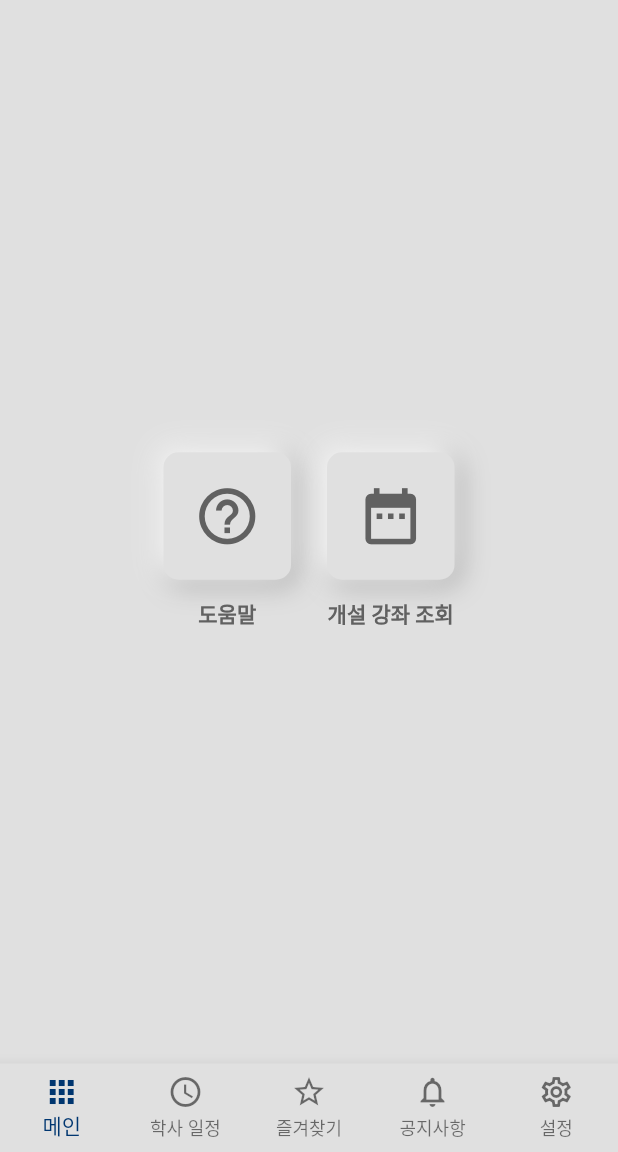
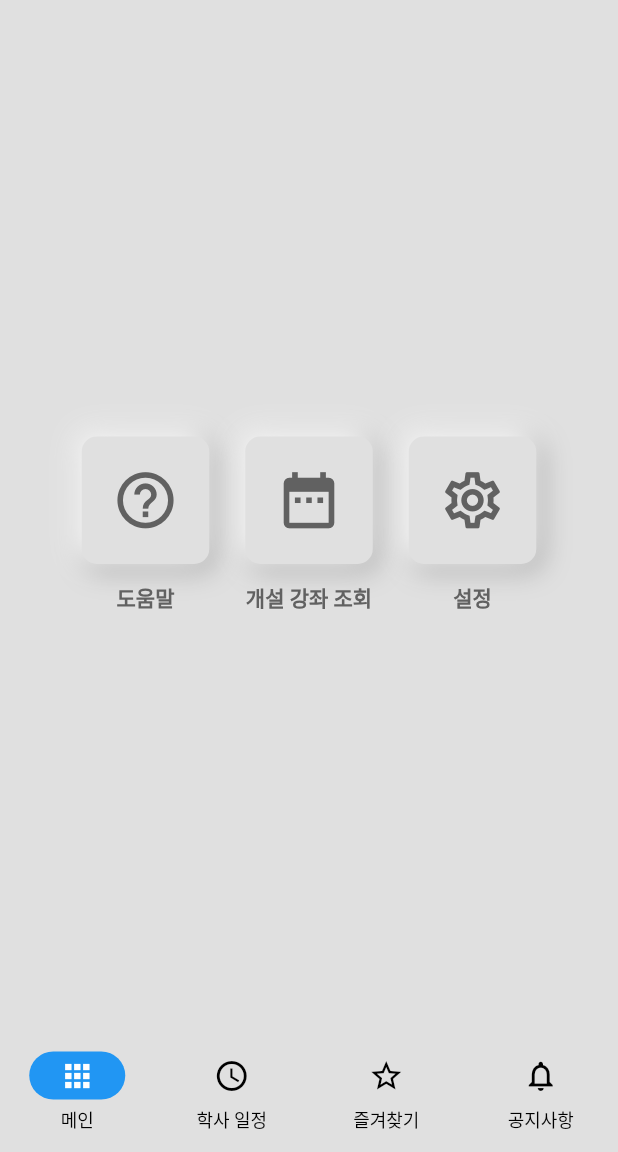
Before and after one commit to sun30812/suwon_mate, a Flutter app: the screen it shows after launch, on a phone screen of 412 x 824 dp, the part 84-1236 px from its top. Run offline on Flutter 3.47's test engine with Material 2 defaults, Android fonts, the phone set to English and light mode, and no system bars; our stand-ins replace firebase_core, firebase_database, firebase_remote_config, flutter_html, flutter_riverpod, go_router and 2 more; accounts and stored records are empty.

Commit message:
하단 탭 바 디자인 변경
material3디자인 적용 및 지침에 의거 설정 탭 제거

```diff
--- a/lib/main.dart
+++ b/lib/main.dart
@@ -112,7 +112,8 @@ class App extends ConsumerWidget {
             colorScheme: ThemeData().colorScheme.copyWith(
                 secondary: const Color.fromARGB(255, 0, 54, 112),
                 onSecondary: const Color.fromARGB(255, 0, 54, 112),
-                primary: const Color.fromARGB(255, 0, 54, 112))),
+                primary: const Color.fromARGB(255, 0, 54, 112))
+        ),
         title: '수원 메이트',
         routerConfig: _routes);
   }
@@ -129,19 +130,21 @@ class MainPage extends StatefulWidget {
 
 class _MainPageState extends State<MainPage> {
   /// 앱 하단에 표시되는 버튼
-  List<BottomNavigationBarItem> shortcuts = const [
-    BottomNavigationBarItem(icon: Icon(Icons.apps), label: '메인'),
-    BottomNavigationBarItem(
+  List<Widget> shortcuts = const [
+    NavigationDestination(
+        icon: Icon(Icons.apps_outlined), label: '메인', tooltip: '메인'),
+    NavigationDestination(
         icon: Icon(Icons.schedule_outlined), label: '학사 일정', tooltip: '학사 일정'),
-    BottomNavigationBarItem(
+    NavigationDestination(
         icon: Icon(Icons.star_border_outlined),
+        selectedIcon: Icon(Icons.star),
         label: '즐겨찾기',
         tooltip: '즐겨찾는 과목'),
-    BottomNavigationBarItem(
+    NavigationDestination(
         icon: Icon(Icons.notifications_none_outlined),
+        selectedIcon: Icon(Icons.notifications),
         label: '공지사항',
         tooltip: '학교 공지사항'),
-    BottomNavigationBarItem(icon: Icon(Icons.settings_outlined), label: '설정'),
   ];
 
   /// 앱 하단의 몇번째 버튼이 눌렸는지에 대한 정보를 가진 변수
@@ -170,12 +173,11 @@ class _MainPageState extends State<MainPage> {
                 icon: const Icon(Icons.clear_all))
           ],
         ),
-        bottomNavigationBar: BottomNavigationBar(
-          type: BottomNavigationBarType.fixed,
+        bottomNavigationBar: NavigationBar(
           backgroundColor: Colors.grey[300],
-          items: shortcuts,
-          currentIndex: _pageIndex,
-          onTap: (value) => setState(() {
+          destinations: shortcuts,
+          selectedIndex: _pageIndex,
+          onDestinationSelected: (value) => setState(() {
             _pageIndex = value;
           }),
         ),
@@ -206,7 +208,7 @@ class _MainPageState extends State<MainPage> {
         return const SchedulePage();
       case 2:
         return const FavoriteSubjectPage();
-      case 3:
+      default:
         return FutureBuilder(
             future: getSettings(),
             builder: (context, snapshot) {
@@ -234,8 +236,6 @@ class _MainPageState extends State<MainPage> {
                 return const NoticePage();
               }
             });
-      default:
-        return const SettingPage();
     }
   }
 }
@@ -353,7 +353,12 @@ class _MainMenuState extends State<MainMenu> {
                       }
                     },
                   ),
-                ]
+                ],
+                SuwonSquareButton(
+                  icon: Icons.settings_outlined,
+                  buttonName: '설정',
+                  onPressed: () => context.push('/settings'),
+                ),
               ],
             ),
           ],
--- a/lib/settings.dart
+++ b/lib/settings.dart
@@ -211,6 +211,9 @@ class _SettingPageState extends State<SettingPage> {
   @override
   Widget build(BuildContext context) {
     return Scaffold(
+      appBar: AppBar(
+        title: const Text('설정'),
+      ),
       body: FutureBuilder(
           future: getSettings(),
           builder: (BuildContext context, AsyncSnapshot snapshot) {
```
